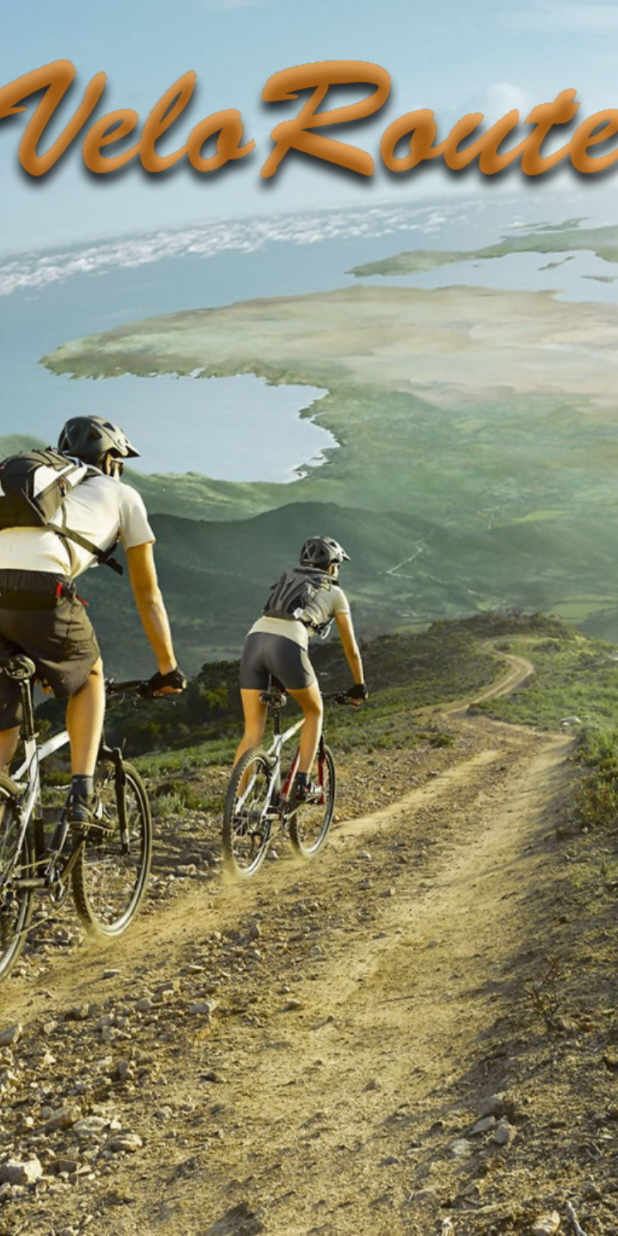
After one commit to NikPikhmanets/VeloRoute, an Android app: the layout activity_splash.xml on its own in the app's theme, with its tools: preview values and no code run, on a phone screen of 412 x 824 dp. The commit adds this screen. Run offline under Robolectric (Android 15) with nearby library versions, the phone set to English and light mode, and no system bars.

Commit message:
change splash

```diff
--- /dev/null
+++ b/app/src/main/res/layout/activity_splash.xml
@@ -0,0 +1,14 @@
+<?xml version="1.0" encoding="utf-8"?>
+<LinearLayout
+    xmlns:android="http://schemas.android.com/apk/res/android"
+    android:orientation="vertical"
+    android:layout_width="match_parent"
+    android:layout_height="match_parent">
+
+    <ImageView
+        android:layout_width="match_parent"
+        android:layout_height="match_parent"
+        android:src="@drawable/splash"
+        android:scaleType="centerCrop"/>
+
+</LinearLayout>
```
Also changed, not shown: app/src/main/java/com/nikpikhmanets/veloroute/SplashActivity.java (+9 -3 lines), app/src/main/res/drawable/splash.jpg (added), 1 other file.
